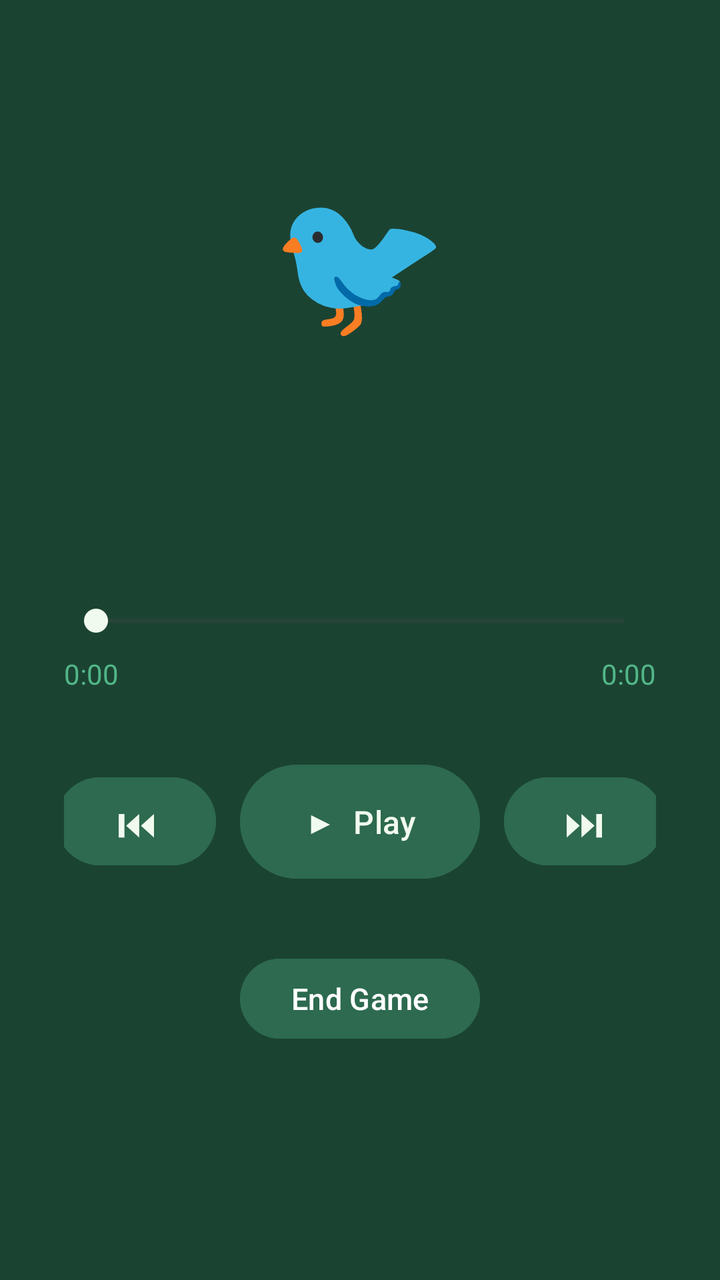
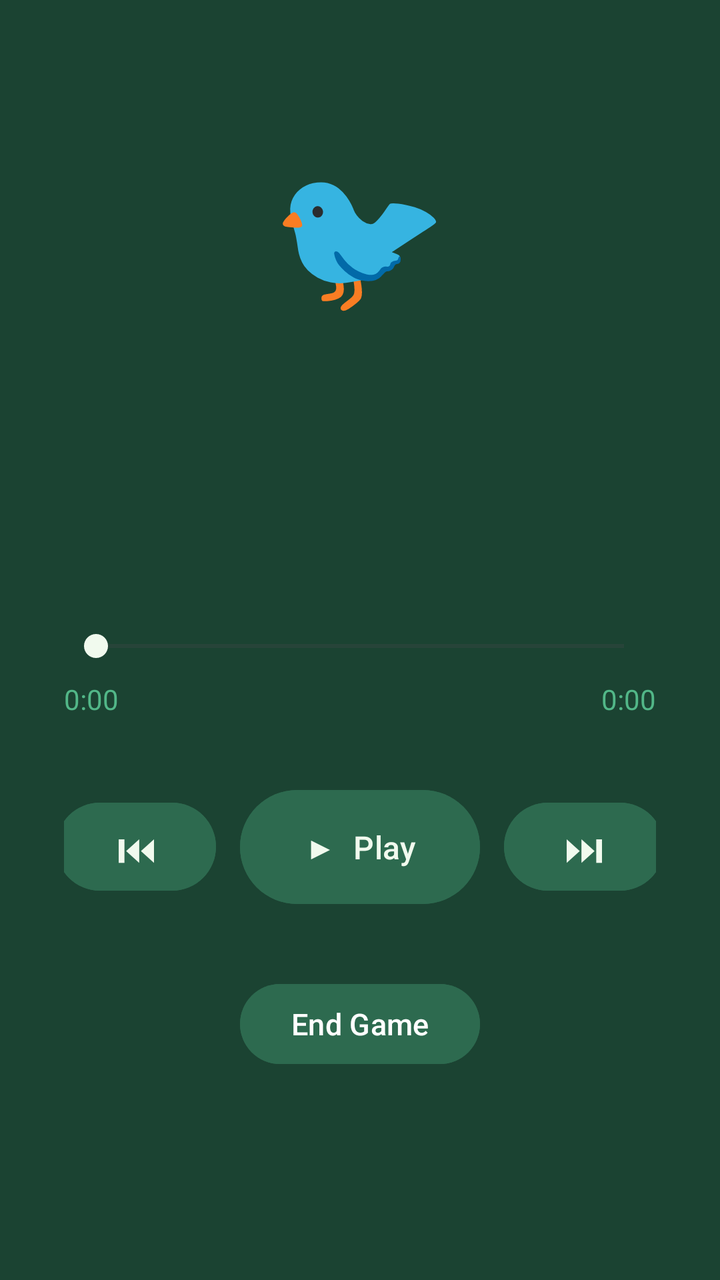

Two renders of the same Android screen: before a commit and after it. Below are the layout's source before the change and the commit's diff.
<!-- AndroidManifest.xml: application theme Theme.Birder -->
<!-- res/layout/activity_player.xml -->
<?xml version="1.0" encoding="utf-8"?>
<LinearLayout xmlns:android="http://schemas.android.com/apk/res/android"
    android:layout_width="match_parent"
    android:layout_height="match_parent"
    android:orientation="vertical"
    android:gravity="center"
    android:background="@color/green_dark"
    android:padding="32dp">

    
    <TextView
        android:id="@+id/tvBirdEmoji"
        android:layout_width="wrap_content"
        android:layout_height="wrap_content"
        android:text="🐦"
        android:textSize="72sp"
        android:paddingBottom="12dp" />

    <TextView
        android:id="@+id/tvCommonName"
        android:layout_width="wrap_content"
        android:layout_height="wrap_content"
        android:textSize="26sp"
        android:textColor="@color/cream"
        android:textStyle="bold"
        android:gravity="center"
        android:paddingBottom="4dp" />

    <TextView
        android:id="@+id/tvScientificName"
        android:layout_width="wrap_content"
        android:layout_height="wrap_content"
        android:textSize="15sp"
        android:textColor="@color/green_light"
        android:textStyle="italic"
        android:gravity="center"
        android:paddingBottom="4dp" />

    <TextView
        android:id="@+id/tvSoundType"
        android:layout_width="wrap_content"
        android:layout_height="wrap_content"
        android:textSize="13sp"
        android:textColor="@color/green_light"
        android:paddingBottom="32dp" />

    
    <SeekBar
        android:id="@+id/seekBar"
        android:layout_width="match_parent"
        android:layout_height="wrap_content"
        android:progressTint="@color/green_light"
        android:thumbTint="@color/cream"
        android:paddingBottom="8dp" />

    
    <LinearLayout
        android:layout_width="match_parent"
        android:layout_height="wrap_content"
        android:orientation="horizontal"
        android:paddingBottom="32dp">
        <TextView
            android:id="@+id/tvElapsed"
            android:layout_width="0dp"
            android:layout_height="wrap_content"
            android:layout_weight="1"
            android:text="0:00"
            android:textColor="@color/green_light" />
        <TextView
            android:id="@+id/tvDuration"
            android:layout_width="wrap_content"
            android:layout_height="wrap_content"
            android:text="0:00"
            android:textColor="@color/green_light" />
    </LinearLayout>

    
    <LinearLayout
        android:layout_width="match_parent"
        android:layout_height="wrap_content"
        android:orientation="horizontal"
        android:gravity="center"
        android:paddingBottom="32dp">

        <Button
            android:id="@+id/btnPrev"
            android:layout_width="80dp"
            android:layout_height="52dp"
            android:text="⏮"
            android:textSize="20sp"
            android:backgroundTint="@color/green_mid"
            android:textColor="@color/cream"
            android:layout_marginEnd="12dp" />

        <Button
            android:id="@+id/btnPlayPause"
            android:layout_width="120dp"
            android:layout_height="65dp"
            android:layout_marginEnd="12dp"
            android:backgroundTint="@color/green_mid"
            android:text="▶  Play"
            android:textColor="@color/cream"
            android:textSize="16sp" />

        <Button
            android:id="@+id/btnNext"
            android:layout_width="80dp"
            android:layout_height="52dp"
            android:text="⏭"
            android:textSize="20sp"
            android:backgroundTint="@color/green_mid"
            android:textColor="@color/cream" />
    </LinearLayout>

    
    <Button
        android:id="@+id/btnStop"
        android:layout_width="120dp"
        android:layout_height="48dp"
        android:text="End Game"
        android:textSize="15sp"
        android:textColor="@color/white"
        android:backgroundTint="@color/green_mid"
        android:layout_marginBottom="20dp" />

    
    <TextView
        android:id="@+id/tvMeta"
        android:layout_width="wrap_content"
        android:layout_height="wrap_content"
        android:textSize="12sp"
        android:textColor="@color/green_light"
        android:gravity="center" />

</LinearLayout>
<!-- resources referenced by this layout -->
<resources>
  <color name="cream">#F1FAEE</color>
  <color name="green_dark">#1B4332</color>
  <color name="green_light">#52B788</color>
  <color name="green_mid">#2D6A4F</color>
  <color name="white">#FFFFFF</color>
  <style name="Theme.Birder" parent="Base.Theme.Birder" />
  <style name="Base.Theme.Birder" parent="Theme.Material3.DayNight.NoActionBar">
          
          
      </style>
</resources>

<!-- the commit's change to res/layout/activity_player.xml (unified diff, before → after) -->
@@ -17,20 +17,29 @@
         android:paddingBottom="12dp" />
 
     <TextView
+        android:id="@+id/tvSlovenianName"
+        android:layout_width="wrap_content"
+        android:layout_height="wrap_content"
+        android:textSize="28sp"
+        android:textColor="@color/cream"
+        android:textStyle="bold"
+        android:gravity="center"
+        android:paddingBottom="2dp" />
+
+    <TextView
         android:id="@+id/tvCommonName"
         android:layout_width="wrap_content"
         android:layout_height="wrap_content"
-        android:textSize="26sp"
+        android:textSize="18sp"
         android:textColor="@color/cream"
-        android:textStyle="bold"
         android:gravity="center"
-        android:paddingBottom="4dp" />
+        android:paddingBottom="2dp" />
 
     <TextView
         android:id="@+id/tvScientificName"
         android:layout_width="wrap_content"
         android:layout_height="wrap_content"
-        android:textSize="15sp"
+        android:textSize="14sp"
         android:textColor="@color/green_light"
         android:textStyle="italic"
         android:gravity="center"
